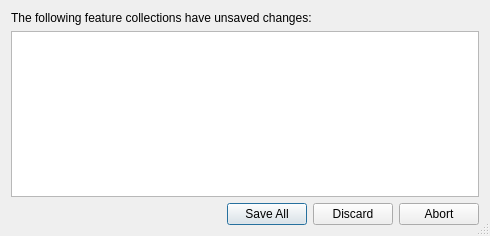
Old version of the form src/qt-widgets/UnsavedChangesWarningDialogUi.ui in the repository GPlates/GPlates.
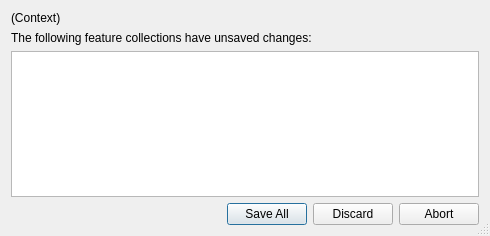
New version of the form. Icons and pictures are not drawn.

```diff
--- a/src/qt-widgets/UnsavedChangesWarningDialogUi.ui
+++ b/src/qt-widgets/UnsavedChangesWarningDialogUi.ui
@@ -25,7 +25,17 @@
   </property>
   <layout class="QVBoxLayout" name="verticalLayout">
    <item>
-    <widget class="QLabel" name="label">
+    <widget class="QLabel" name="label_context">
+     <property name="text">
+      <string>(Context)</string>
+     </property>
+     <property name="wordWrap">
+      <bool>true</bool>
+     </property>
+    </widget>
+   </item>
+   <item>
+    <widget class="QLabel" name="label_the_following">
      <property name="text">
       <string>The following feature collections have unsaved changes:</string>
      </property>
```
Left out of the diff: 6 changed lines with no effect on the pictures.
